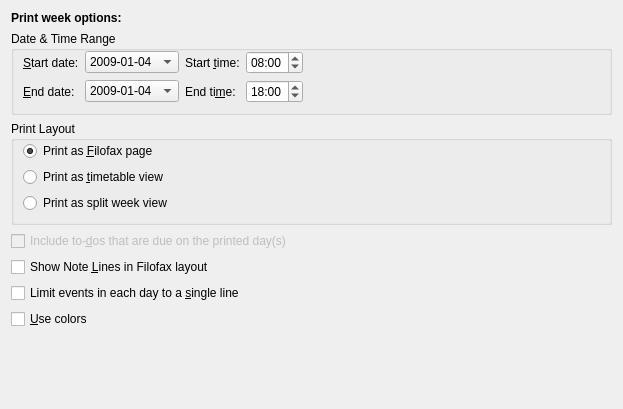
Qt form printing/calprintweekconfig_base.ui (KDE/korganizer) before a commit.
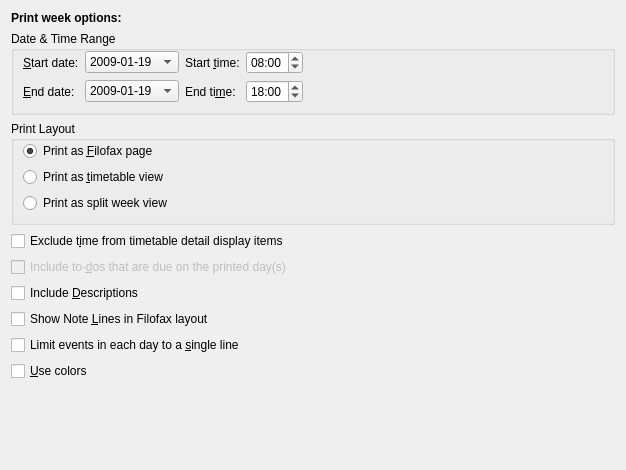
The same form after that commit. Custom widgets are drawn as their Qt base class.

Commit message:
BUG: 89556 Added optional description to days,weeks, months Also optional dates for timeline prints
GUI:

```diff
--- a/printing/calprintweekconfig_base.ui
+++ b/printing/calprintweekconfig_base.ui
@@ -7,8 +7,8 @@
    <rect>
     <x>0</x>
     <y>0</y>
-    <width>623</width>
-    <height>409</height>
+    <width>626</width>
+    <height>470</height>
    </rect>
   </property>
   <layout class="QGridLayout" name="gridLayout" >
@@ -82,7 +82,7 @@
         </property>
         <item>
          <property name="text" >
-          <string>2009-01-04</string>
+          <string>2009-01-19</string>
          </property>
         </item>
        </widget>
@@ -173,7 +173,7 @@
         </property>
         <item>
          <property name="text" >
-          <string>2009-01-04</string>
+          <string>2009-01-19</string>
          </property>
         </item>
        </widget>
@@ -252,6 +252,16 @@
     </widget>
    </item>
    <item row="3" column="0" >
+    <widget class="QCheckBox" name="mExcludeTime" >
+     <property name="whatsThis" >
+      <string>Check this option to exclude the time in description box</string>
+     </property>
+     <property name="text" >
+      <string>Exclude t&amp;ime from timetable detail display items</string>
+     </property>
+    </widget>
+   </item>
+   <item row="4" column="0" >
     <widget class="QCheckBox" name="mIncludeTodos" >
      <property name="enabled" >
       <bool>false</bool>
@@ -264,7 +274,17 @@
      </property>
     </widget>
    </item>
-   <item row="4" column="0" >
+   <item row="5" column="0" >
+    <widget class="QCheckBox" name="mIncludeDescription" >
+     <property name="whatsThis" >
+      <string>Check this option to include the more detailed description for each event.</string>
+     </property>
+     <property name="text" >
+      <string>Include &amp;Descriptions</string>
+     </property>
+    </widget>
+   </item>
+   <item row="6" column="0" >
     <widget class="QCheckBox" name="mShowNoteLines" >
      <property name="whatsThis" >
       <string>Check this option to draw note lines.</string>
@@ -274,7 +294,7 @@
      </property>
     </widget>
    </item>
-   <item row="5" column="0" >
+   <item row="7" column="0" >
     <widget class="QCheckBox" name="mSingleLineLimit" >
      <property name="whatsThis" >
       <string>Check this option to limit events to a single line.</string>
@@ -284,7 +304,7 @@
      </property>
     </widget>
    </item>
-   <item row="6" column="0" >
+   <item row="8" column="0" >
     <widget class="QCheckBox" name="mColors" >
      <property name="whatsThis" >
       <string>The timetable view supports colors. If you want to make use of colors you should check this option. The category colors will be used.</string>
@@ -294,7 +314,7 @@
      </property>
     </widget>
    </item>
-   <item row="7" column="0" >
+   <item row="9" column="0" >
     <spacer>
      <property name="orientation" >
       <enum>Qt::Vertical</enum>
```
The commit also changes 6 other files.
